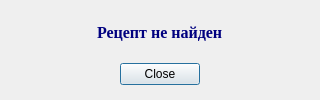
Before: the Qt Designer form alertWindow.ui in rauko27/receptBook, drawn with Qt 5.
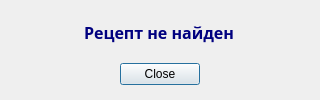
After: the same form once the commit is applied.

The edit to the form file:
```diff
--- a/alertWindow.ui
+++ b/alertWindow.ui
@@ -52,7 +52,7 @@
     <widget class="QLabel" name="label">
      <property name="font">
       <font>
-       <family>Times New Roman</family>
+       <family>Open Sans</family>
        <pointsize>12</pointsize>
        <weight>75</weight>
        <bold>true</bold>
```
Left out of the diff: 28 changed lines with no effect on the pictures.
